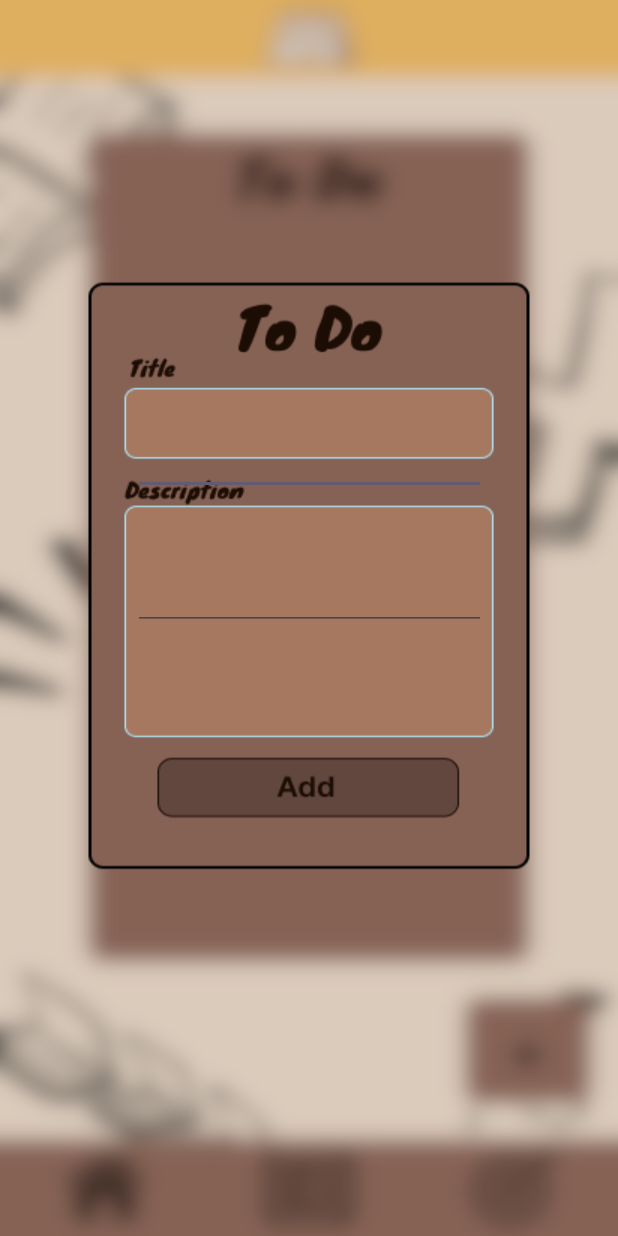
After one commit to JeckTupir/Tasker, an Android app: the layout activity_add_to_do.xml on its own in the app's theme, with its tools: preview values and no code run, on a phone screen of 412 x 824 dp. The commit adds this screen. Run offline under Robolectric (Android 15) with nearby library versions, the phone set to English and light mode, and no system bars.

Commit message:
56th commit sueside karu

```diff
--- a/app/build.gradle.kts
+++ b/app/build.gradle.kts
@@ -1,6 +1,8 @@
 plugins {
     alias(libs.plugins.androidApplication)
     id("com.google.gms.google-services")
+
+
 }
 
 android {
--- a/app/src/main/AndroidManifest.xml
+++ b/app/src/main/AndroidManifest.xml
@@ -15,7 +15,7 @@
         android:theme="@style/Theme.Tasker"
         tools:targetApi="31">
         <activity
-            android:name=".Register"
+            android:name=".Signup"
             android:exported="false" />
         <activity
             android:name=".todo"
--- /dev/null
+++ b/app/src/main/res/color/brown.xml
@@ -0,0 +1,4 @@
+<?xml version="1.0" encoding="utf-8"?>
+<selector xmlns:android="http://schemas.android.com/apk/res/android">
+
+</selector>
--- /dev/null
+++ b/app/src/main/res/layout/activity_add_to_do.xml
@@ -0,0 +1,54 @@
+<?xml version="1.0" encoding="utf-8"?>
+<androidx.constraintlayout.widget.ConstraintLayout xmlns:android="http://schemas.android.com/apk/res/android"
+    xmlns:app="http://schemas.android.com/apk/res-auto"
+    xmlns:tools="http://schemas.android.com/tools"
+    android:id="@+id/main"
+    android:background="@drawable/todoadd"
+    android:layout_width="match_parent"
+    android:layout_height="match_parent"
+    tools:context=".AddToDo">
+
+    <EditText
+        android:id="@+id/title"
+        android:layout_width="235dp"
+        android:layout_height="48dp"
+        android:layout_marginStart="102dp"
+        android:layout_marginTop="282dp"
+        android:layout_marginEnd="101dp"
+        android:ems="10"
+        android:inputType="text"
+        android:text=""
+        app:layout_constraintEnd_toEndOf="parent"
+        app:layout_constraintStart_toStartOf="parent"
+        app:layout_constraintTop_toTopOf="parent" />
+
+    <EditText
+        android:id="@+id/des"
+        android:layout_width="235dp"
+        android:layout_height="48dp"
+        android:layout_marginStart="102dp"
+        android:layout_marginTop="372dp"
+        android:layout_marginEnd="101dp"
+        android:ems="10"
+        android:gravity="top"
+        android:inputType="text"
+        android:text=""
+        android:lines="10"
+        app:layout_constraintEnd_toEndOf="parent"
+        app:layout_constraintHorizontal_bias="0.518"
+        app:layout_constraintStart_toStartOf="parent"
+        app:layout_constraintTop_toTopOf="parent" />
+
+    <Button
+        android:id="@+id/add"
+        android:layout_width="207dp"
+        android:layout_height="52dp"
+        android:layout_marginStart="102dp"
+        android:layout_marginTop="543dp"
+        android:layout_marginEnd="102dp"
+        android:backgroundTint="#00FFFFFF"
+        android:text=""
+        app:layout_constraintEnd_toEndOf="parent"
+        app:layout_constraintStart_toStartOf="parent"
+        app:layout_constraintTop_toTopOf="parent" />
+</androidx.constraintlayout.widget.ConstraintLayout>
--- a/build.gradle.kts
+++ b/build.gradle.kts
@@ -7,4 +7,5 @@ buildscript {
 plugins {
     alias(libs.plugins.androidApplication) apply false
     id("com.google.gms.google-services") version "4.4.1" apply false
+
 }
```
Also changed, not shown: app/src/main/java/com/example/tasker/AddToDo.java (added, +53 -0 lines), app/src/main/java/com/example/tasker/Note.java (added, +21 -0 lines), app/src/main/java/com/example/tasker/TodoAdapter.java (added, +49 -0 lines), app/src/main/java/com/example/tasker/todo.java (+18 -0 lines), app/src/main/res/layout/activity_todo.xml (+10 -0 lines), app/src/main/res/drawable/addtodo.png (added), app/src/main/res/drawable/todo.png, app/src/main/res/drawable/todoadd.png (added).
